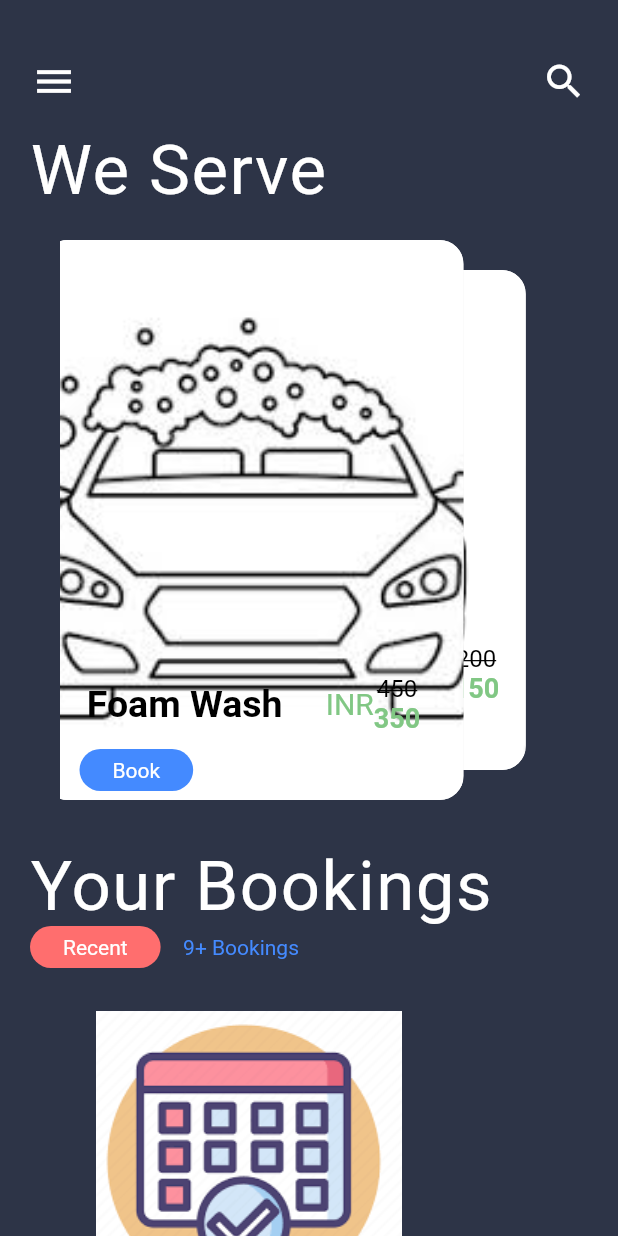
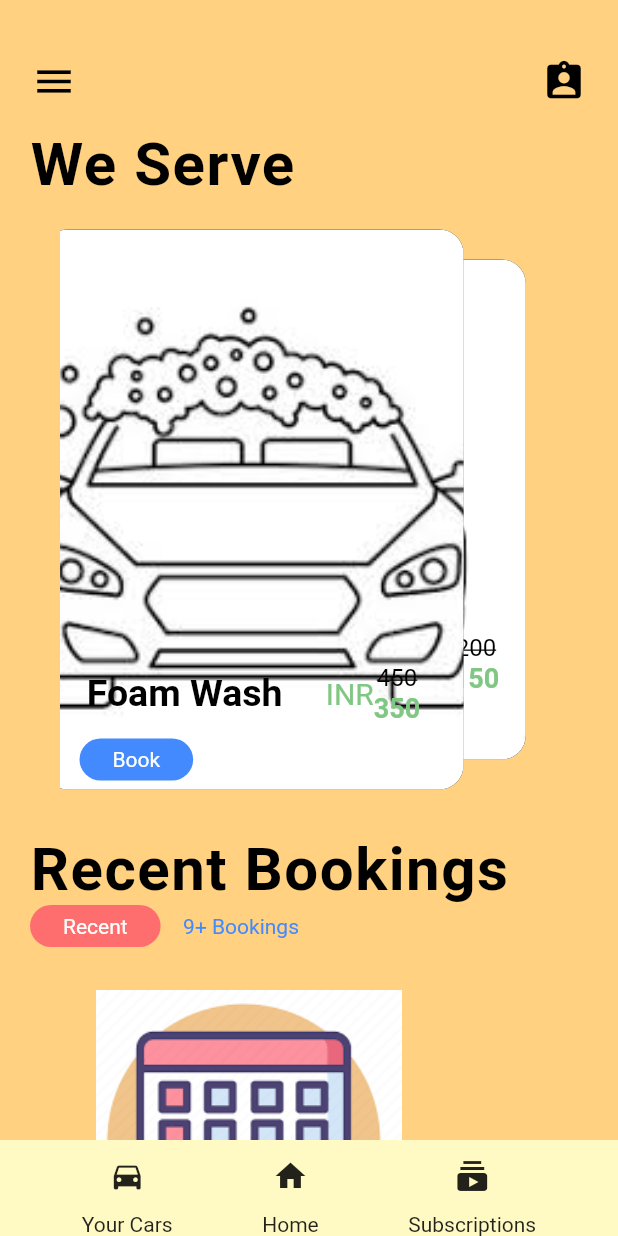
Before and after one commit to Utk42/first_flutter_app, a Flutter app: the screen it shows after launch, swiped to page 2, on a phone screen of 412 x 824 dp. Run offline on Flutter 3.47's test engine with Material 2 defaults, Android fonts, the phone set to English and light mode, and no system bars.

Commit message:
Added: Bottom bar

```diff
--- a/app/lib/main.dart
+++ b/app/lib/main.dart
@@ -3,6 +3,8 @@ import 'package:flutter/material.dart';
 import './models/customIcons.dart';
 import './models/data.dart';
 import './widgets/cardScrollWidget.dart';
+import './widgets/bottomBar.dart';
+import './widgets/scrollSign.dart';
 
 void main() => runApp(
       MaterialApp(
@@ -29,7 +31,8 @@ class _MyAppState extends State<MyApp> {
     });
 
     return Scaffold(
-      backgroundColor: Color(0xFF2d3447),
+      backgroundColor: Colors.orangeAccent[100],
+      bottomNavigationBar: BottomBar(),
       body: SingleChildScrollView(
         child: Column(
           children: <Widget>[
@@ -47,15 +50,15 @@ class _MyAppState extends State<MyApp> {
                     icon: Icon(
                       //CustomIcons.menu, fontFamily is not with us
                       Icons.menu,
-                      color: Colors.white,
+                      color: Colors.black,
                       size: 30.0,
                     ),
                     onPressed: () {},
                   ),
                   IconButton(
                     icon: Icon(
-                      Icons.search,
-                      color: Colors.white,
+                      Icons.assignment_ind,
+                      color: Colors.black,
                       size: 30.0,
                     ),
                     onPressed: () {},
@@ -71,8 +74,9 @@ class _MyAppState extends State<MyApp> {
                   Text(
                     "We Serve",
                     style: TextStyle(
-                      color: Colors.white,
-                      fontSize: 46.0,
+                      color: Colors.black,
+                      fontSize: 40.0,
+                      fontWeight: FontWeight.bold,
                       letterSpacing: 1.0,
                     ),
                   ),
@@ -108,10 +112,11 @@ class _MyAppState extends State<MyApp> {
                 mainAxisAlignment: MainAxisAlignment.spaceBetween,
                 children: <Widget>[
                   Text(
-                    "Your Bookings",
+                    "Recent Bookings",
                     style: TextStyle(
-                      color: Colors.white,
-                      fontSize: 46.0,
+                      color: Colors.black,
+                      fontSize: 40.0,
+                      fontWeight: FontWeight.bold,
                       letterSpacing: 1.0,
                     ),
                   ),
--- /dev/null
+++ b/app/lib/widgets/bottomBar.dart
@@ -0,0 +1,48 @@
+import 'package:flutter/material.dart';
+
+class BottomBar extends StatelessWidget {
+  @override
+  Widget build(BuildContext context) {
+    return Container(
+      color: Colors.yellow[100],
+      height: 64.0,
+      child: Row(
+        mainAxisAlignment: MainAxisAlignment.spaceEvenly,
+        verticalDirection: VerticalDirection.down,
+        children: <Widget>[
+          Flexible(
+            child: Column(
+              children: <Widget>[
+                IconButton(
+                  icon: Icon(Icons.directions_car),
+                  onPressed: () {},
+                ),
+                Text('Your Cars'),
+              ],
+            ),
+          ),
+          Column(
+            mainAxisAlignment: MainAxisAlignment.spaceEvenly,
+            children: <Widget>[
+              IconButton(
+                icon: Icon(Icons.home),
+                onPressed: () {},
+              ),
+              Text('Home'),
+            ],
+          ),
+          Column(
+            mainAxisAlignment: MainAxisAlignment.spaceEvenly,
+            children: <Widget>[
+              IconButton(
+                icon: Icon(Icons.subscriptions),
+                onPressed: () {},
+              ),
+              Text('Subscriptions'),
+            ],
+          ),
+        ],
+      ),
+    );
+  }
+}
--- a/app/lib/widgets/cardScrollWidget.dart
+++ b/app/lib/widgets/cardScrollWidget.dart
@@ -51,7 +51,7 @@ class CardScrollWidget extends StatelessWidget {
               child: ClipRRect(
                 borderRadius: BorderRadius.circular(16.0),
                 child: Container(
-                  decoration: BoxDecoration(color: Colors.white, boxShadow: [
+                  decoration: BoxDecoration(color: Colors.black, boxShadow: [
                     BoxShadow(
                       color: Colors.black12,
                       offset: Offset(3.0, 6.0),
--- /dev/null
+++ b/app/lib/widgets/customIconButton.dart
@@ -0,0 +1,20 @@
+import 'package:flutter/material.dart';
+
+class CustomIconButton extends StatelessWidget {
+
+  final iconName;
+  final iconText;
+
+  CustomIconButton({this.iconName, this.iconText});
+
+  @override
+  Widget build(BuildContext context) {
+    return Column(
+      verticalDirection: VerticalDirection.down,
+            children: <Widget>[
+              IconButton(icon: Icon(Icons.directions_car),onPressed: (){},),
+              Text('Your Cars'),
+            ],
+          );
+  }
+}
```
